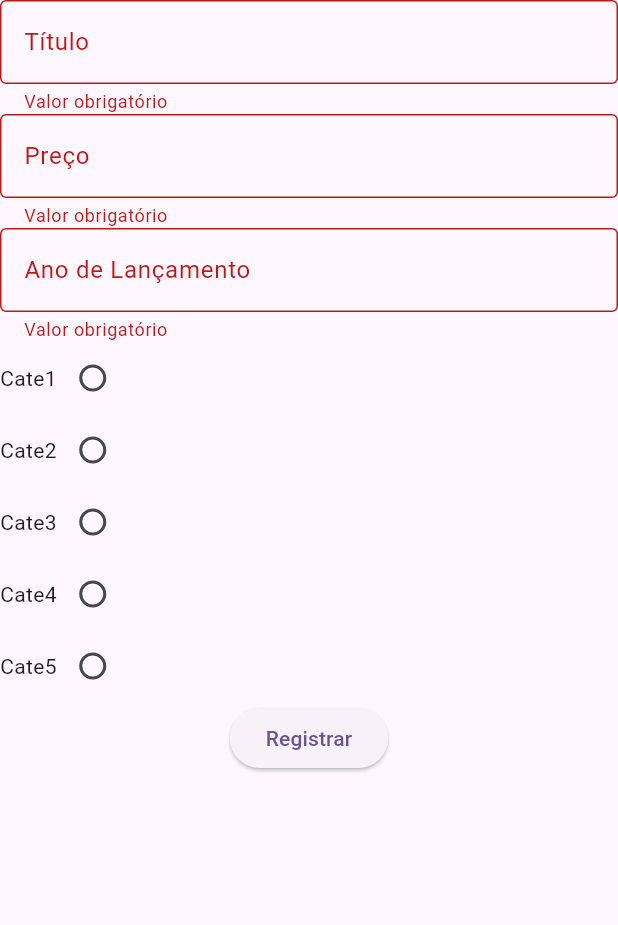
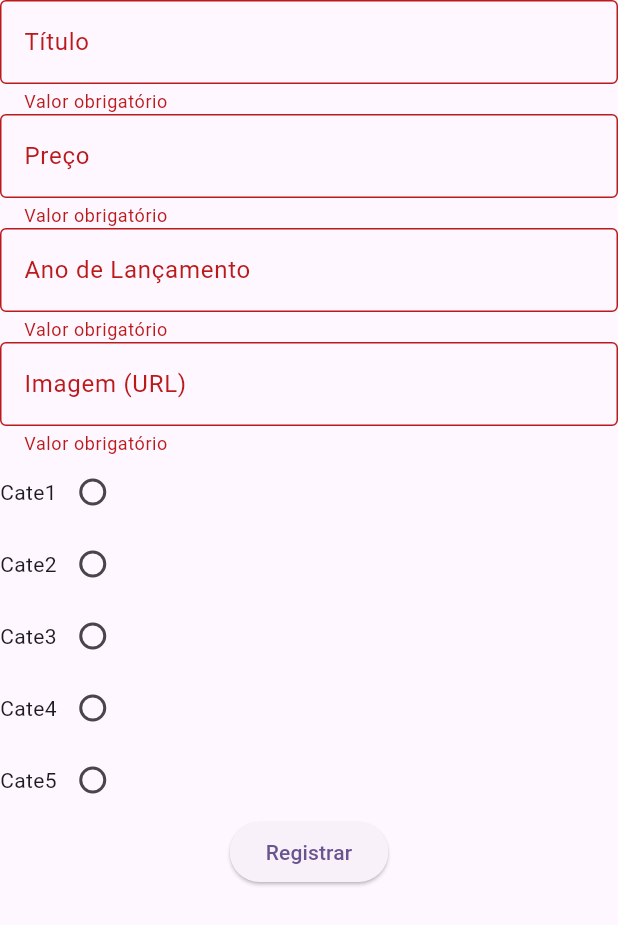
Before and after one commit to jjoserdsgarcia/anomalyarts, a Flutter app: the Cadastrojogos screen opened directly, after a tap on "Registrar", on a phone screen of 412 x 824 dp. Shown: the top 925 px of the screen. Run offline on Flutter 3.47's test engine with Material 3 defaults, Android fonts, the phone set to English and light mode, and no system bars; our stand-ins replace supabase_flutter; accounts and stored records are empty.

Commit message:
07/05 21:25 Cadastro Jogos

```diff
--- a/lib/cadastrojogos.dart
+++ b/lib/cadastrojogos.dart
@@ -13,6 +13,7 @@ class _CadastrojogosState extends State<Cadastrojogos> {
   final _nomeJogoController = TextEditingController();
   final _precoController = TextEditingController();
   final _anoController = TextEditingController();
+  final _urlController = TextEditingController();
   var categoriaSelecionada = 'Cate1';
 
   bool ehNumero(String numero) {
@@ -71,6 +72,19 @@ class _CadastrojogosState extends State<Cadastrojogos> {
                 return null;
               },
             ),
+            TextFormField(
+              controller: _urlController,
+              decoration: InputDecoration(
+                labelText: 'Imagem (URL)',
+                border: OutlineInputBorder(),
+              ),
+              validator: (value) {
+                if (value == null || value.isEmpty) {
+                  return 'Valor obrigatório';
+                }
+                return null;
+              },
+            ),
             RadioGroup<String>(
               groupValue: categoriaSelecionada,
               onChanged: (value) {
@@ -124,6 +138,7 @@ class _CadastrojogosState extends State<Cadastrojogos> {
                       'nome_jogo': _nomeJogoController.text,
                       'preco': _precoController.text,
                       'ano_lancamento': _anoController.text,
+                      'url_images': _urlController.text,
                       'categoria': categoriaSelecionada,
                     });
 
@@ -135,6 +150,7 @@ class _CadastrojogosState extends State<Cadastrojogos> {
                     );
                     Navigator.of(context).pop();
                   } catch (e) {
+                    print(e);
                     ScaffoldMessenger.of(context).showSnackBar(
                       SnackBar(
                         content: Text("Cadastro realizado com NÃO SUCESSO!"),
```
